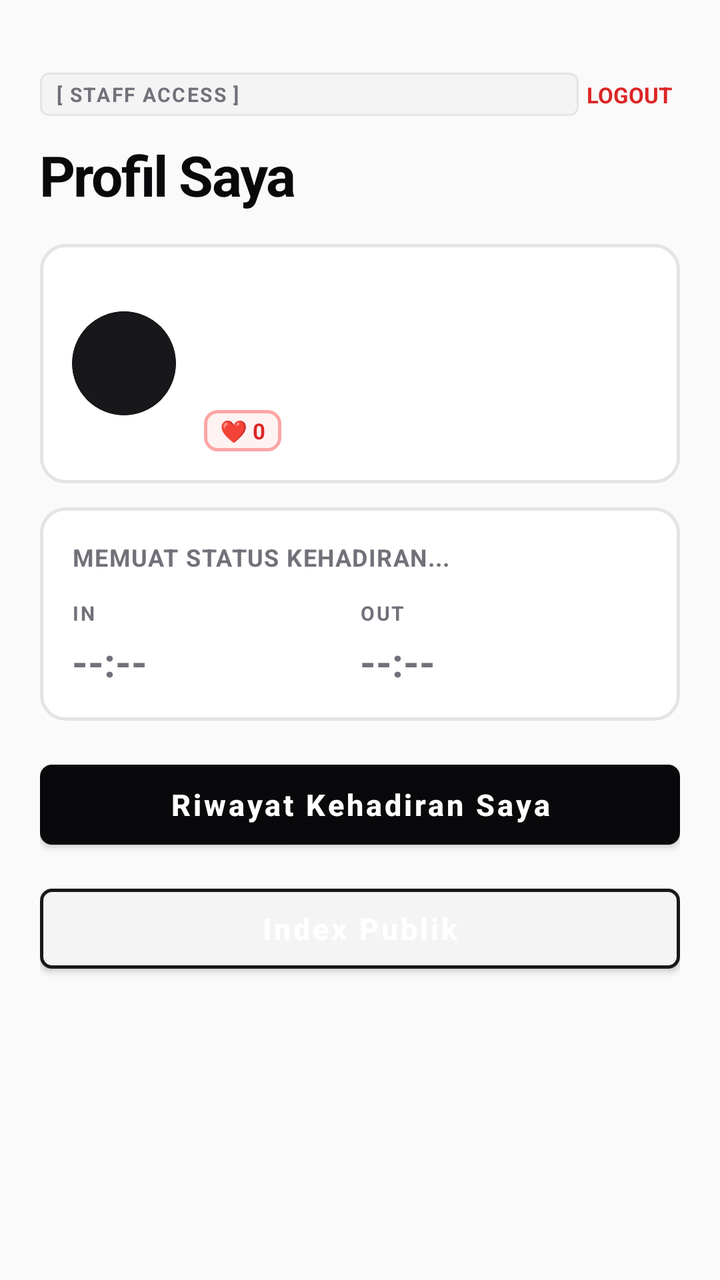
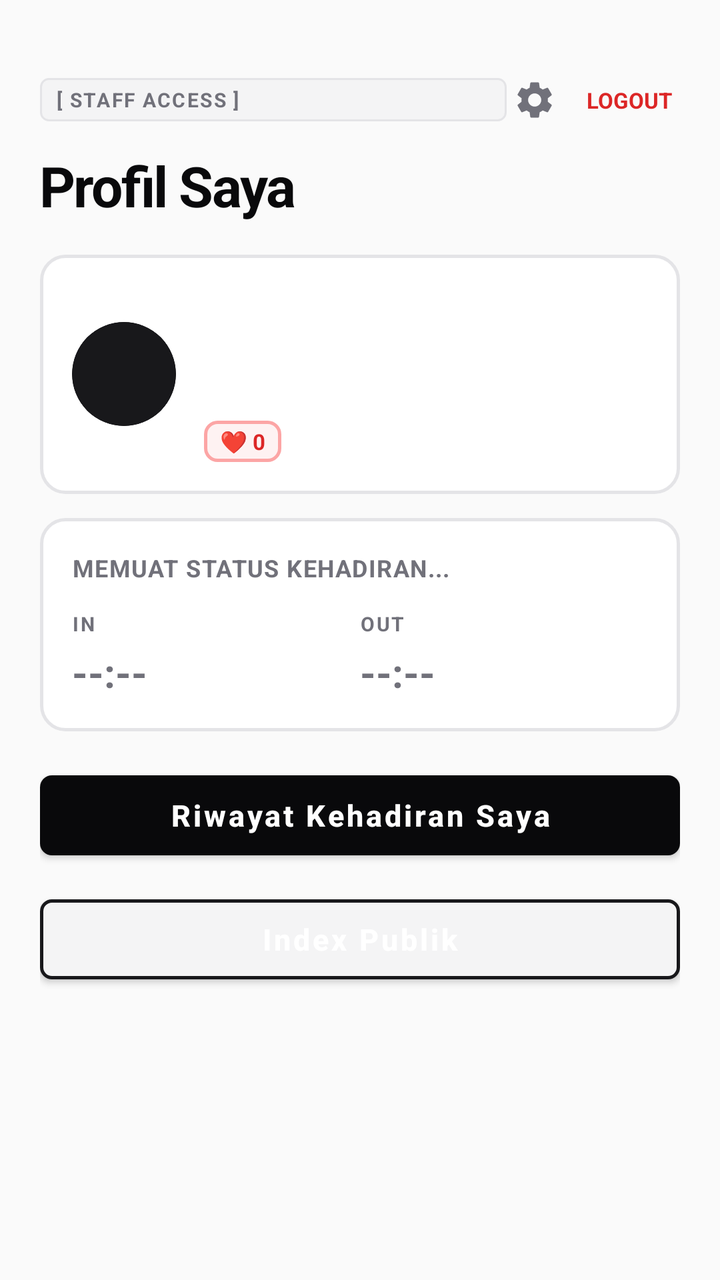

An Android layout rendered at two revisions. The XML below is the earlier revision; the diff shows what the commit changed to produce the second picture.
<!-- AndroidManifest.xml: application theme Theme.Absensi -->
<!-- res/layout/activity_employee.xml -->
<?xml version="1.0" encoding="utf-8"?>
<androidx.constraintlayout.widget.ConstraintLayout xmlns:android="http://schemas.android.com/apk/res/android"
    xmlns:app="http://schemas.android.com/apk/res-auto"
    android:layout_width="match_parent"
    android:layout_height="match_parent"
    android:background="@color/bg_primary">

    <ScrollView
        android:layout_width="0dp"
        android:layout_height="0dp"
        app:layout_constraintBottom_toBottomOf="parent"
        app:layout_constraintEnd_toEndOf="parent"
        app:layout_constraintStart_toStartOf="parent"
        app:layout_constraintTop_toTopOf="parent">

        <LinearLayout
            android:layout_width="match_parent"
            android:layout_height="wrap_content"
            android:orientation="vertical"
            android:paddingStart="20dp"
            android:paddingTop="36dp"
            android:paddingEnd="20dp">

            <LinearLayout
                android:layout_width="match_parent"
                android:layout_height="wrap_content"
                android:gravity="center_vertical"
                android:orientation="horizontal">

                <TextView
                    android:layout_width="0dp"
                    android:layout_height="wrap_content"
                    android:layout_weight="1"
                    android:background="@drawable/bg_tag_pill"
                    android:letterSpacing="0.08"
                    android:paddingStart="8dp"
                    android:paddingTop="4dp"
                    android:paddingEnd="8dp"
                    android:paddingBottom="4dp"
                    android:text="[ STAFF ACCESS ]"
                    android:textColor="@color/text_secondary"
                    android:textSize="10sp"
                    android:textStyle="bold" />

                <TextView
                    android:id="@+id/tvLogout"
                    android:layout_width="wrap_content"
                    android:layout_height="wrap_content"
                    android:padding="4dp"
                    android:text="LOGOUT"
                    android:textColor="@color/badge_danger_text"
                    android:textSize="11sp"
                    android:textStyle="bold" />
            </LinearLayout>

            <TextView
                android:layout_width="wrap_content"
                android:layout_height="wrap_content"
                android:layout_marginTop="10dp"
                android:letterSpacing="-0.03"
                android:text="Profil Saya"
                android:textColor="@color/text_primary"
                android:textSize="28sp"
                android:textStyle="bold" />

            <LinearLayout
                android:layout_width="match_parent"
                android:layout_height="wrap_content"
                android:layout_marginTop="16dp"
                android:background="@drawable/bg_hero_card"
                android:gravity="center_vertical"
                android:orientation="horizontal"
                android:padding="16dp">

                <FrameLayout
                    android:id="@+id/flAvatar"
                    android:layout_width="52dp"
                    android:layout_height="52dp">

                    <ImageView
                        android:id="@+id/ivAvatar"
                        android:layout_width="match_parent"
                        android:layout_height="match_parent"
                        android:background="@drawable/bg_avatar_circle"
                        android:clipToOutline="true"
                        android:contentDescription="Foto Profil"
                        android:scaleType="centerCrop" />

                    <TextView
                        android:id="@+id/tvAvatarInitial"
                        android:layout_width="match_parent"
                        android:layout_height="match_parent"
                        android:background="@drawable/bg_avatar_circle"
                        android:clipToOutline="true"
                        android:gravity="center"
                        android:textColor="@color/surface"
                        android:textSize="18sp"
                        android:textStyle="bold" />
                </FrameLayout>

                <LinearLayout
                    android:layout_width="0dp"
                    android:layout_height="wrap_content"
                    android:layout_marginStart="14dp"
                    android:layout_weight="1"
                    android:orientation="vertical">

                    <TextView
                        android:id="@+id/tvName"
                        android:layout_width="match_parent"
                        android:layout_height="wrap_content"
                        android:textColor="@color/text_primary"
                        android:textSize="18sp"
                        android:textStyle="bold" />

                    <TextView
                        android:id="@+id/tvEmpCode"
                        android:layout_width="match_parent"
                        android:layout_height="wrap_content"
                        android:layout_marginTop="2dp"
                        android:textColor="@color/text_secondary"
                        android:textSize="12sp" />

                    <TextView
                        android:id="@+id/tvDept"
                        android:layout_width="match_parent"
                        android:layout_height="wrap_content"
                        android:layout_marginTop="2dp"
                        android:textColor="@color/text_secondary"
                        android:textSize="12sp"
                        android:textStyle="bold" />

                    <TextView
                        android:id="@+id/tvLoveCount"
                        android:layout_width="wrap_content"
                        android:layout_height="wrap_content"
                        android:layout_marginTop="6dp"
                        android:background="@drawable/bg_badge"
                        android:paddingStart="8dp"
                        android:paddingTop="3dp"
                        android:paddingEnd="8dp"
                        android:paddingBottom="3dp"
                        android:text="❤️ 0"
                        android:textColor="@color/badge_danger_text"
                        android:textSize="11sp"
                        android:textStyle="bold" />
                </LinearLayout>
            </LinearLayout>

            <LinearLayout
                android:id="@+id/cardAttendance"
                android:layout_width="match_parent"
                android:layout_height="wrap_content"
                android:layout_marginTop="12dp"
                android:background="@drawable/bg_hero_card"
                android:orientation="vertical"
                android:padding="16dp">

                <LinearLayout
                    android:layout_width="match_parent"
                    android:layout_height="wrap_content"
                    android:gravity="center_vertical"
                    android:orientation="horizontal">

                    <TextView
                        android:id="@+id/tvStatus"
                        android:layout_width="0dp"
                        android:layout_height="wrap_content"
                        android:layout_weight="1"
                        android:text="MEMUAT STATUS KEHADIRAN..."
                        android:textColor="@color/text_secondary"
                        android:textSize="12sp"
                        android:letterSpacing="0.04"
                        android:textStyle="bold" />

                    <ProgressBar
                        android:id="@+id/pbAttendance"
                        android:layout_width="18dp"
                        android:layout_height="18dp"
                        android:indeterminate="true"
                        android:indeterminateTint="@color/text_primary" />
                </LinearLayout>

                <LinearLayout
                    android:layout_width="match_parent"
                    android:layout_height="wrap_content"
                    android:layout_marginTop="12dp"
                    android:orientation="horizontal">

                    <LinearLayout
                        android:layout_width="0dp"
                        android:layout_height="wrap_content"
                        android:layout_weight="1"
                        android:orientation="vertical">

                        <TextView
                            android:layout_width="wrap_content"
                            android:layout_height="wrap_content"
                            android:text="IN"
                            android:textColor="@color/text_secondary"
                            android:textSize="10sp"
                            android:letterSpacing="0.08"
                            android:textStyle="bold" />

                        <TextView
                            android:id="@+id/tvIn"
                            android:layout_width="wrap_content"
                            android:layout_height="wrap_content"
                            android:layout_marginTop="4dp"
                            android:text="--:--"
                            android:textColor="@color/text_secondary"
                            android:textSize="20sp"
                            android:textStyle="bold" />
                    </LinearLayout>

                    <LinearLayout
                        android:layout_width="0dp"
                        android:layout_height="wrap_content"
                        android:layout_weight="1"
                        android:orientation="vertical">

                        <TextView
                            android:layout_width="wrap_content"
                            android:layout_height="wrap_content"
                            android:text="OUT"
                            android:textColor="@color/text_secondary"
                            android:textSize="10sp"
                            android:letterSpacing="0.08"
                            android:textStyle="bold" />

                        <TextView
                            android:id="@+id/tvOut"
                            android:layout_width="wrap_content"
                            android:layout_height="wrap_content"
                            android:layout_marginTop="4dp"
                            android:text="--:--"
                            android:textColor="@color/text_secondary"
                            android:textSize="20sp"
                            android:textStyle="bold" />
                    </LinearLayout>
                </LinearLayout>
            </LinearLayout>

            <com.google.android.material.button.MaterialButton
                android:id="@+id/btnHistory"
                android:layout_width="match_parent"
                android:layout_height="52dp"
                android:layout_marginTop="16dp"
                android:text="Riwayat Kehadiran Saya"
                android:textAllCaps="false"
                android:textSize="15sp"
                android:textStyle="bold"
                app:backgroundTint="@color/accent"
                app:cornerRadius="6dp" />

            <com.google.android.material.button.MaterialButton
                android:id="@+id/btnPublic"
                android:layout_width="match_parent"
                android:layout_height="52dp"
                android:layout_marginTop="10dp"
                android:text="Index Publik"
                android:textAllCaps="false"
                android:textSize="15sp"
                android:textStyle="bold"
                app:backgroundTint="@color/accent_light"
                app:cornerRadius="6dp"
                app:strokeColor="@color/border_dark"
                app:strokeWidth="1.5dp" />
        </LinearLayout>
    </ScrollView>
</androidx.constraintlayout.widget.ConstraintLayout>
<!-- resources referenced by this layout -->
<resources>
  <color name="accent">#09090B</color>
  <color name="accent_light">#F4F4F5</color>
  <color name="badge_danger_text">#DC2626</color>
  <color name="bg_primary">#FAFAFA</color>
  <color name="border_dark">#18181B</color>
  <color name="surface">#FFFFFF</color>
  <color name="text_primary">#09090B</color>
  <color name="text_secondary">#71717A</color>
  <!-- drawable bg_avatar_circle (drawable) -->
  <?xml version="1.0" encoding="utf-8"?>
  <shape xmlns:android="http://schemas.android.com/apk/res/android"
      android:shape="oval">
      <solid android:color="@color/avatar_1" />
      <stroke
          android:width="1.5dp"
          android:color="@color/border_dark" />
  </shape>
  <!-- drawable bg_badge (drawable) -->
  <?xml version="1.0" encoding="utf-8"?>
  <shape xmlns:android="http://schemas.android.com/apk/res/android"
      android:shape="rectangle">
      <solid android:color="@color/badge_danger_bg" />
      <corners android:radius="6dp" />
      <stroke android:width="1.5dp" android:color="@color/badge_danger_border" />
  </shape>
  <!-- drawable bg_hero_card (drawable) -->
  <?xml version="1.0" encoding="utf-8"?>
  <shape xmlns:android="http://schemas.android.com/apk/res/android"
      android:shape="rectangle">
      <solid android:color="@color/surface" />
      <corners android:radius="12dp" />
      <stroke android:width="1.5dp" android:color="@color/border_crisp" />
  </shape>
  <!-- drawable bg_tag_pill (drawable) -->
  <?xml version="1.0" encoding="utf-8"?>
  <shape xmlns:android="http://schemas.android.com/apk/res/android"
      android:shape="rectangle">
      <solid android:color="@color/accent_light" />
      <corners android:radius="4dp" />
      <stroke android:width="1dp" android:color="@color/border_crisp" />
  </shape>
  <style name="Theme.Absensi" parent="Theme.MaterialComponents.Light.NoActionBar">
          <item name="android:windowBackground">@color/bg_primary</item>
          <item name="colorPrimary">@color/accent</item>
          <item name="colorPrimaryDark">@color/primary_dark</item>
          <item name="android:statusBarColor">@color/surface</item>
          <item name="android:windowLightStatusBar">true</item>
          <item name="colorAccent">@color/accent</item>
      </style>
  <color name="avatar_1">#18181B</color>
  <color name="badge_danger_bg">#FEF2F2</color>
  <color name="badge_danger_border">#FCA5A5</color>
  <color name="border_crisp">#E4E4E7</color>
  <color name="primary_dark">#09090B</color>
</resources>

<!-- the commit's change to res/layout/activity_employee.xml (unified diff, before → after) -->
@@ -41,6 +41,18 @@
                     android:textColor="@color/text_secondary"
                     android:textSize="10sp"
                     android:textStyle="bold" />
+
+                <ImageView
+                    android:id="@+id/ivSettings"
+                    android:layout_width="28dp"
+                    android:layout_height="28dp"
+                    android:layout_marginEnd="8dp"
+                    android:clickable="true"
+                    android:contentDescription="Pengaturan Profil"
+                    android:foreground="?attr/selectableItemBackgroundBorderless"
+                    android:padding="3dp"
+                    android:src="@drawable/ic_settings"
+                    android:tint="@color/text_secondary" />
 
                 <TextView
                     android:id="@+id/tvLogout"
<!-- resource entries referenced after the edit -->
@@ -41,6 +41,17 @@
       <corners android:radius="4dp" />
       <stroke android:width="1dp" android:color="@color/border_crisp" />
   </shape>
+  <!-- drawable ic_settings (drawable) -->
+  <?xml version="1.0" encoding="utf-8"?>
+  <vector xmlns:android="http://schemas.android.com/apk/res/android"
+      android:width="24dp"
+      android:height="24dp"
+      android:viewportWidth="24"
+      android:viewportHeight="24">
+      <path
+          android:fillColor="#FF000000"
+          android:pathData="M19.14,12.94c0.04,-0.3 0.06,-0.61 0.06,-0.94c0,-0.32 -0.02,-0.64 -0.07,-0.94l2.03,-1.58c0.18,-0.14 0.23,-0.41 0.12,-0.61l-1.92,-3.32c-0.12,-0.22 -0.37,-0.29 -0.59,-0.22l-2.39,0.96c-0.5,-0.38 -1.03,-0.7 -1.62,-0.94L14.4,2.81c-0.04,-0.24 -0.24,-0.41 -0.48,-0.41h-3.84c-0.24,0 -0.43,0.17 -0.47,0.41L9.25,5.35C8.66,5.59 8.12,5.92 7.63,6.29L5.24,5.33c-0.22,-0.08 -0.47,0 -0.59,0.22L2.74,8.87C2.62,9.08 2.66,9.34 2.86,9.48l2.03,1.58C4.84,11.36 4.8,11.69 4.8,12s0.02,0.64 0.07,0.94l-2.03,1.58c-0.18,0.14 -0.23,0.41 -0.12,0.61l1.92,3.32c0.12,0.22 0.37,0.29 0.59,0.22l2.39,-0.96c0.5,0.38 1.03,0.7 1.62,0.94l0.36,2.54c0.05,0.24 0.24,0.41 0.48,0.41h3.84c0.24,0 0.44,-0.17 0.47,-0.41l0.36,-2.54c0.59,-0.24 1.13,-0.56 1.62,-0.94l2.39,0.96c0.22,0.08 0.47,0 0.59,-0.22l1.92,-3.32c0.12,-0.22 0.07,-0.47 -0.12,-0.61L19.14,12.94zM12,15.6c-1.98,0 -3.6,-1.62 -3.6,-3.6s1.62,-3.6 3.6,-3.6s3.6,1.62 3.6,3.6S13.98,15.6 12,15.6z" />
+  </vector>
   <style name="Theme.Absensi" parent="Theme.MaterialComponents.Light.NoActionBar">
           <item name="android:windowBackground">@color/bg_primary</item>
           <item name="colorPrimary">@color/accent</item>
